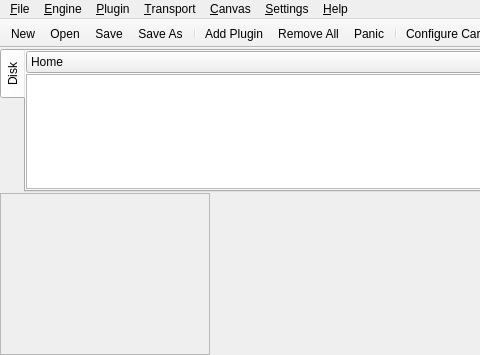
falkTX/Carla, file resources/ui/carla_host.ui: the form before one commit; both pictures show x 0 to 480 and y 0 to 355 of the 688 by 355 pixel window.
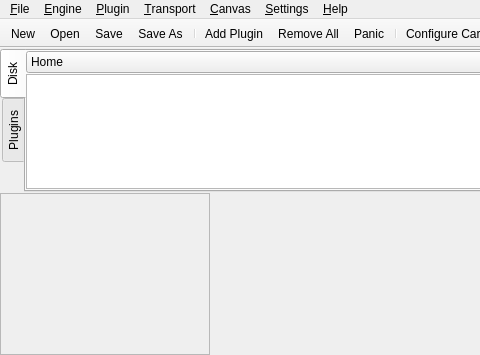
The form after the commit. Icons and pictures are not drawn. Custom widgets are drawn as their Qt base class.

What changed in the file:
```diff
--- a/resources/ui/carla_host.ui
+++ b/resources/ui/carla_host.ui
@@ -136,6 +136,11 @@
             </item>
            </layout>
           </widget>
+          <widget class="QWidget" name="plugins">
+           <attribute name="title">
+            <string>Plugins</string>
+           </attribute>
+          </widget>
          </widget>
         </item>
         <item>
```
Left out of the diff: 2 changed lines with no effect on the pictures.
